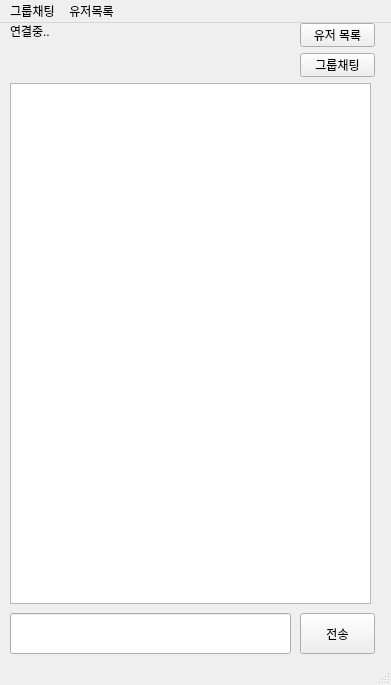
Above: src/client/gui/mainwindow.ui from TaehyunJeon0203/lanssenger before the change. Below: the same form after it.
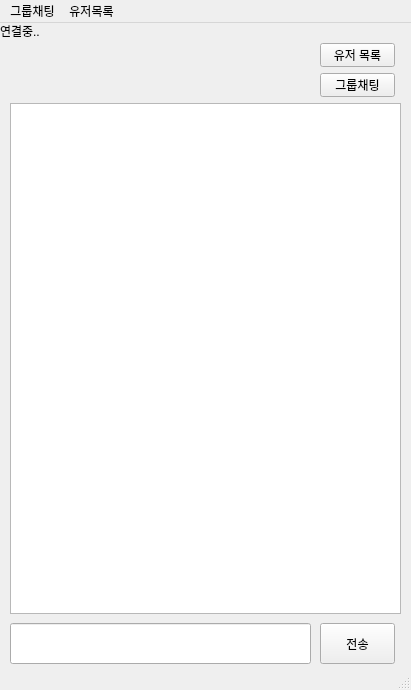
That is the form after the change.

Commit message: 스택위젯에 그룹채팅 ui구현

Diff of the .ui file:
```diff
--- a/src/client/gui/mainwindow.ui
+++ b/src/client/gui/mainwindow.ui
@@ -6,43 +6,145 @@
    <rect>
     <x>0</x>
     <y>0</y>
-    <width>391</width>
-    <height>685</height>
+    <width>411</width>
+    <height>690</height>
    </rect>
   </property>
   <property name="windowTitle">
    <string>MainWindow</string>
   </property>
   <widget class="QWidget" name="centralwidget">
-   <widget class="QLineEdit" name="messageInput">
+   <widget class="QStackedWidget" name="stackedWidget">
     <property name="geometry">
      <rect>
-      <x>10</x>
-      <y>590</y>
-      <width>281</width>
-      <height>41</height>
+      <x>0</x>
+      <y>20</y>
+      <width>411</width>
+      <height>631</height>
      </rect>
     </property>
-   </widget>
-   <widget class="QPushButton" name="sendButton">
-    <property name="geometry">
-     <rect>
-      <x>300</x>
-      <y>590</y>
-      <width>75</width>
-      <height>41</height>
-     </rect>
+    <property name="currentIndex">
+     <number>0</number>
     </property>
-    <property name="text">
-     <string>전송</string>
-    </property>
+    <widget class="QWidget" name="mainChatWidget">
+     <widget class="QTextEdit" name="chatDisplay">
+      <property name="geometry">
+       <rect>
+        <x>10</x>
+        <y>60</y>
+        <width>391</width>
+        <height>511</height>
+       </rect>
+      </property>
+     </widget>
+     <widget class="QPushButton" name="sendButton">
+      <property name="geometry">
+       <rect>
+        <x>320</x>
+        <y>580</y>
+        <width>75</width>
+        <height>41</height>
+       </rect>
+      </property>
+      <property name="text">
+       <string>전송</string>
+      </property>
+     </widget>
+     <widget class="QPushButton" name="groupChatButton">
+      <property name="geometry">
+       <rect>
+        <x>320</x>
+        <y>30</y>
+        <width>75</width>
+        <height>24</height>
+       </rect>
+      </property>
+      <property name="text">
+       <string>그룹채팅</string>
+      </property>
+     </widget>
+     <widget class="QPushButton" name="userListButton">
+      <property name="geometry">
+       <rect>
+        <x>320</x>
+        <y>0</y>
+        <width>75</width>
+        <height>24</height>
+       </rect>
+      </property>
+      <property name="text">
+       <string>유저 목록</string>
+      </property>
+     </widget>
+     <widget class="QLineEdit" name="messageInput">
+      <property name="geometry">
+       <rect>
+        <x>10</x>
+        <y>580</y>
+        <width>301</width>
+        <height>41</height>
+       </rect>
+      </property>
+     </widget>
+    </widget>
+    <widget class="QWidget" name="groupChatWidget">
+     <widget class="QListWidget" name="roomListWidget">
+      <property name="geometry">
+       <rect>
+        <x>10</x>
+        <y>60</y>
+        <width>391</width>
+        <height>491</height>
+       </rect>
+      </property>
+     </widget>
+     <widget class="QPushButton" name="createRoomButton">
+      <property name="geometry">
+       <rect>
+        <x>10</x>
+        <y>560</y>
+        <width>391</width>
+        <height>61</height>
+       </rect>
+      </property>
+      <property name="text">
+       <string>방 새로 만들기</string>
+      </property>
+     </widget>
+     <widget class="QPushButton" name="userListButton2">
+      <property name="geometry">
+       <rect>
+        <x>320</x>
+        <y>0</y>
+        <width>75</width>
+        <height>24</height>
+       </rect>
+      </property>
+      <property name="text">
+       <string>유저 목록</string>
+      </property>
+     </widget>
+     <widget class="QPushButton" name="mainChatButton">
+      <property name="geometry">
+       <rect>
+        <x>320</x>
+        <y>30</y>
+        <width>75</width>
+        <height>24</height>
+       </rect>
+      </property>
+      <property name="text">
+       <string>전체채팅</string>
+      </property>
+     </widget>
+    </widget>
    </widget>
    <widget class="QLabel" name="statusLabel">
     <property name="geometry">
      <rect>
-      <x>10</x>
+      <x>0</x>
       <y>0</y>
-      <width>50</width>
+      <width>41</width>
       <height>16</height>
      </rect>
     </property>
@@ -50,42 +152,6 @@
      <string>연결중..</string>
     </property>
    </widget>
-   <widget class="QPushButton" name="userListButton">
-    <property name="geometry">
-     <rect>
-      <x>300</x>
-      <y>0</y>
-      <width>75</width>
-      <height>24</height>
-     </rect>
-    </property>
-    <property name="text">
-     <string>유저 목록</string>
-    </property>
-   </widget>
-   <widget class="QPushButton" name="groupChatButton">
-    <property name="geometry">
-     <rect>
-      <x>300</x>
-      <y>30</y>
-      <width>75</width>
-      <height>24</height>
-     </rect>
-    </property>
-    <property name="text">
-     <string>그룹채팅</string>
-    </property>
-   </widget>
-   <widget class="QTextEdit" name="chatDisplay">
-    <property name="geometry">
-     <rect>
-      <x>10</x>
-      <y>60</y>
-      <width>361</width>
-      <height>521</height>
-     </rect>
-    </property>
-   </widget>
   </widget>
   <widget class="QMenuBar" name="menubar">
    <property name="enabled">
@@ -95,8 +161,8 @@
     <rect>
      <x>0</x>
      <y>0</y>
-     <width>391</width>
-     <height>33</height>
+     <width>411</width>
+     <height>22</height>
     </rect>
    </property>
    <widget class="QMenu" name="groupChatMenu">
```
The commit also changes 4 other files.
